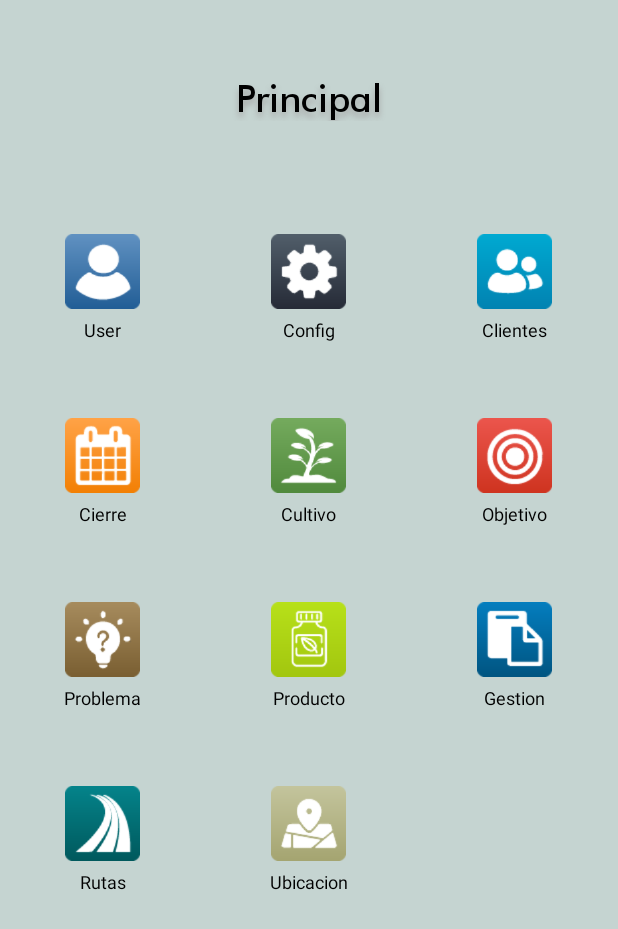
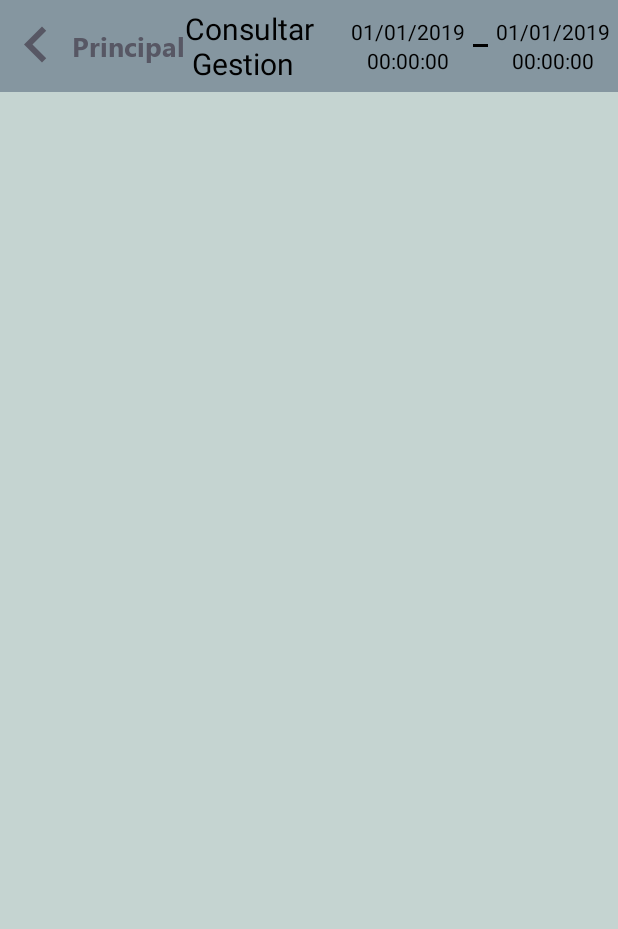
Before and after one commit to poolgiancarlos2012/InfoCSEG, an Android app: the PrincipalActivity screen opened directly, with no data from a screen before it, after a tap on "Gestion", on a phone screen of 412 x 824 dp. Shown: the top 929 px of the screen. Run offline under Robolectric (Android 15) with nearby library versions, the phone set to English and light mode, and no system bars.

Commit message:
Diseñando parte superior de la vista Consultar Gestion

```diff
--- a/app/build.gradle
+++ b/app/build.gradle
@@ -4,6 +4,7 @@ apply plugin: 'com.android.application'
 android {
     compileSdkVersion 27
     defaultConfig {
+        vectorDrawables.useSupportLibrary = true
         applicationId "com.example.poolpg.infocseg"
         minSdkVersion 16
         targetSdkVersion 27
--- a/app/src/main/AndroidManifest.xml
+++ b/app/src/main/AndroidManifest.xml
@@ -18,7 +18,8 @@
                 <category android:name="android.intent.category.LAUNCHER" />
             </intent-filter>
         </activity>
-        <activity android:name=".activity.Principal.PrincipalActivity"></activity>
+        <activity android:name=".activity.Principal.PrincipalActivity" />
+        <activity android:name=".activity.Gestion.GestionActivity"></activity>
     </application>
 
 </manifest>
--- /dev/null
+++ b/app/src/main/java/com/example/poolpg/infocseg/activity/Gestion/GestionActivity.java
@@ -0,0 +1,25 @@
+package com.example.poolpg.infocseg.activity.Gestion;
+
+import android.graphics.Typeface;
+import android.support.v7.app.AppCompatActivity;
+import android.os.Bundle;
+import android.widget.TextView;
+
+import com.example.poolpg.infocseg.R;
+
+public class GestionActivity extends AppCompatActivity {
+
+    TextView lbl_backprincipal;
+    private Typeface typ_segoeuibold;
+
+    @Override
+    protected void onCreate(Bundle savedInstanceState) {
+        super.onCreate(savedInstanceState);
+        setContentView(R.layout.activity_gestion);
+
+        String segoeuibold = "fonts/Segoe UI Bold.ttf";
+        this.typ_segoeuibold = Typeface.createFromAsset(getAssets(),segoeuibold);
+        lbl_backprincipal = findViewById(R.id.lblbackprincipal);
+        lbl_backprincipal.setTypeface(typ_segoeuibold);
+    }
+}
--- a/app/src/main/java/com/example/poolpg/infocseg/activity/Principal/PrincipalActivity.java
+++ b/app/src/main/java/com/example/poolpg/infocseg/activity/Principal/PrincipalActivity.java
@@ -5,6 +5,7 @@ import android.graphics.Typeface;
 import android.support.v7.app.AppCompatActivity;
 import android.os.Bundle;
 import com.example.poolpg.infocseg.R;
+import com.example.poolpg.infocseg.activity.Gestion.GestionActivity;
 
 import android.view.View;
 import android.widget.AdapterView;
@@ -12,6 +13,7 @@ import android.widget.GridView;
 import android.widget.TextView;
 import android.widget.Toast;
 import android.graphics.Typeface;
+import android.content.Intent;
 
 public class PrincipalActivity extends AppCompatActivity {
 
@@ -67,9 +69,15 @@ public class PrincipalActivity extends AppCompatActivity {
         androidGridView.setOnItemClickListener(new AdapterView.OnItemClickListener() {
 
             @Override
-            public void onItemClick(AdapterView<?> parent, View view,
-                                    int i, long id) {
-                Toast.makeText(PrincipalActivity.this, "GridView Item: "+i+" - " + gridViewString[+i], Toast.LENGTH_LONG).show();
+            public void onItemClick(AdapterView<?> parent, View view,int i, long id) {
+                //Toast.makeText(PrincipalActivity.this, "GridView Item: "+i+" - " + gridViewString[+i], Toast.LENGTH_LONG).show();
+
+                if(i == 8){ // Gestion
+                    Intent AbrirGestion = new Intent(PrincipalActivity.this,GestionActivity.class);
+                    startActivity(AbrirGestion);
+                    finish();
+                }
+
             }
         });
 
--- /dev/null
+++ b/app/src/main/res/drawable/ic_atras.xml
@@ -0,0 +1,5 @@
+<vector android:height="24dp" android:tint="#575764"
+    android:viewportHeight="24.0" android:viewportWidth="24.0"
+    android:width="24dp" xmlns:android="http://schemas.android.com/apk/res/android">
+    <path android:fillColor="#FF000000" android:pathData="M15.41,16.09l-4.58,-4.59 4.58,-4.59L14,5.5l-6,6 6,6z"/>
+</vector>
--- /dev/null
+++ b/app/src/main/res/layout/activity_gestion.xml
@@ -0,0 +1,136 @@
+<?xml version="1.0" encoding="utf-8"?>
+<FrameLayout
+    xmlns:android="http://schemas.android.com/apk/res/android"
+    xmlns:app="http://schemas.android.com/apk/res-auto"
+    xmlns:tools="http://schemas.android.com/tools"
+    android:layout_width="match_parent"
+    android:layout_height="match_parent"
+    android:background="@color/colorScreen"
+    tools:context=".activity.Gestion.GestionActivity"
+    tools:ignore="Overdraw">
+
+    <LinearLayout
+        android:layout_width="match_parent"
+        android:layout_height="wrap_content"
+        android:orientation="horizontal"
+        android:paddingTop="5dp"
+        android:paddingBottom="5dp"
+        android:background="@color/colorPieAcces"
+        android:gravity="top"
+        >
+
+
+        <ImageView
+            android:layout_width="48dp"
+            android:layout_height="48dp"
+            app:srcCompat="@drawable/ic_atras"
+            android:layout_gravity="center_vertical"
+            android:contentDescription="TODO" />
+
+        <TextView
+            android:id="@+id/lblbackprincipal"
+            android:layout_gravity="center_vertical"
+            android:layout_width="wrap_content"
+            android:layout_height="wrap_content"
+            android:text="@string/tituloprincipal"
+            android:textColor="@color/colorplomo"
+            android:textSize="18sp"
+            />
+
+        <TextView
+            android:id="@+id/ConsultaGestion"
+            android:layout_gravity="center_vertical"
+            android:layout_width="wrap_content"
+            android:layout_height="wrap_content"
+            android:text="@string/tituloconsulgestion"
+            android:textColor="@color/colornegro"
+            android:textSize="20sp"
+
+            />
+
+        <LinearLayout
+            android:layout_width="fill_parent"
+            android:layout_height="wrap_content"
+            android:orientation="horizontal"
+            android:gravity="right"
+            android:layout_gravity="center_vertical"
+            android:paddingRight="5dp"
+            >
+            <LinearLayout
+                android:layout_width="wrap_content"
+                android:layout_height="wrap_content"
+                android:orientation="vertical"
+                >
+                <TextView
+                    android:id="@+id/datefin"
+                    android:layout_gravity="center_horizontal"
+                    android:layout_width="wrap_content"
+                    android:layout_height="wrap_content"
+                    android:text="01/01/2019"
+                    android:textColor="@color/colornegro"
+                    android:textSize="14sp"
+                    />
+                <TextView
+                    android:id="@+id/timefin"
+                    android:layout_gravity="center_horizontal"
+                    android:layout_width="wrap_content"
+                    android:layout_height="wrap_content"
+                    android:text="00:00:00"
+                    android:textColor="@color/colornegro"
+                    android:textSize="14sp"
+                    />
+
+            </LinearLayout>
+
+            <LinearLayout
+                android:layout_width="wrap_content"
+                android:layout_height="wrap_content"
+                android:orientation="vertical"
+                android:layout_gravity="center_vertical"
+                >
+                <TextView
+                    android:id="@+id/guionrigth"
+                    android:layout_width="10dp"
+                    android:layout_height="2dp"
+                    android:text=""
+                    android:layout_marginLeft="5dp"
+                    android:layout_marginRight="5dp"
+                    android:background="@color/colornegro"
+                    android:layout_gravity="center_vertical"/>
+
+            </LinearLayout>
+
+            <LinearLayout
+                android:layout_width="wrap_content"
+                android:layout_height="wrap_content"
+                android:orientation="vertical"
+                >
+                <TextView
+                    android:id="@+id/dateini"
+                    android:layout_gravity="center_horizontal"
+                    android:layout_width="wrap_content"
+                    android:layout_height="wrap_content"
+                    android:text="01/01/2019"
+                    android:textColor="@color/colornegro"
+                    android:textSize="14sp"
+                    />
+                <TextView
+                    android:id="@+id/timeini"
+                    android:layout_gravity="center_horizontal"
+                    android:layout_width="wrap_content"
+                    android:layout_height="wrap_content"
+                    android:text="00:00:00"
+                    android:textColor="@color/colornegro"
+                    android:textSize="14sp"
+                    />
+
+            </LinearLayout>
+
+        </LinearLayout>
+
+
+
+
+    </LinearLayout>
+
+</FrameLayout>
--- a/app/src/main/res/values/colors.xml
+++ b/app/src/main/res/values/colors.xml
@@ -12,4 +12,5 @@
     <color name="colorborder">#848484</color>
     <color name="coloramarillo">#ffea00</color>
     <color name="colornegro">#000000</color>
+    <color name="colorplomo">#575764</color>
 </resources>
--- a/app/src/main/res/values/strings.xml
+++ b/app/src/main/res/values/strings.xml
@@ -8,4 +8,5 @@
     <string name="pass">Contraseña</string>
     <string name="textoingreso">INGRESAR</string>
     <string name="tituloprincipal">Principal</string>
+    <string name="tituloconsulgestion">Consultar \n Gestion</string>
 </resources>
```
Also changed, not shown: app/src/main/assets/fonts/Segoe UI Bold Italic.ttf (added), app/src/main/assets/fonts/Segoe UI Bold.ttf (added), app/src/main/assets/fonts/Segoe UI Italic.ttf (added), app/src/main/assets/fonts/Segoe UI.ttf (added).
